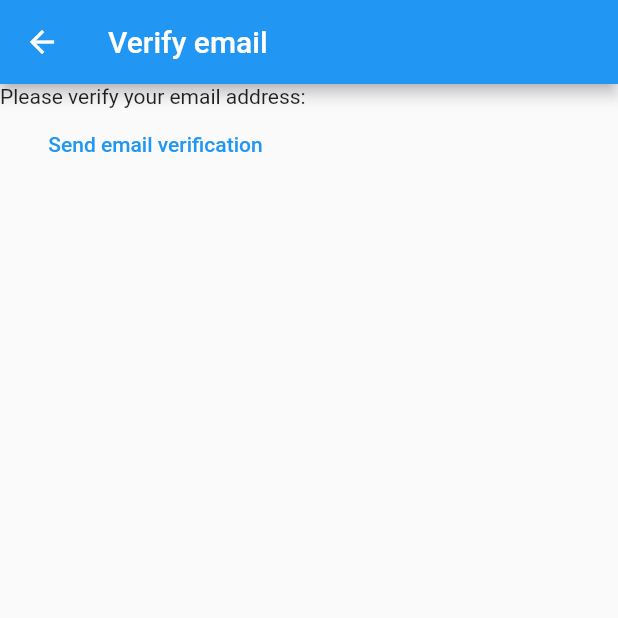
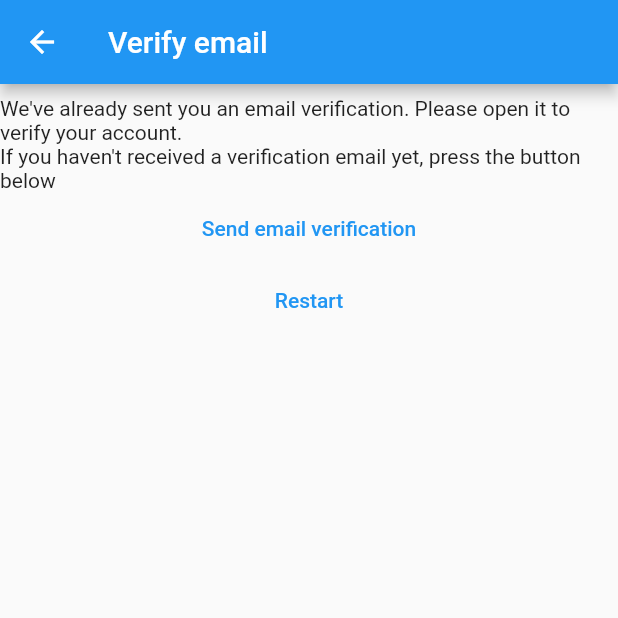
Before and after one commit to Mldamico/taking-notes-flutter, a Flutter app: the VerifyEmailView screen opened directly, on a phone screen of 412 x 824 dp, the top half of it. Run offline on Flutter 3.47's test engine with Material 2 defaults, Android fonts, the phone set to English and light mode, and no system bars; our stand-ins replace firebase_auth, firebase_core; accounts and stored records are empty; generated files the repository leaves out were written again.

Commit message:
move to verify user if the user hadn't confirmed

```diff
--- a/lib/constants/routes.dart
+++ b/lib/constants/routes.dart
@@ -1,3 +1,4 @@
 const loginRoute = '/login/';
 const registerRoute = '/register/';
 const notesRoute = '/notes/';
+const verifyEmailRoute = '/verify-email/';
--- a/lib/main.dart
+++ b/lib/main.dart
@@ -25,6 +25,7 @@ class MyApp extends StatelessWidget {
         loginRoute: (context) => const LoginView(),
         registerRoute: (context) => const RegisterView(),
         notesRoute: (context) => const NotesView(),
+        verifyEmailRoute: (context) => const VerifyEmailView(),
       },
     );
   }
--- a/lib/views/verify_email_view.dart
+++ b/lib/views/verify_email_view.dart
@@ -1,5 +1,6 @@
 import 'package:firebase_auth/firebase_auth.dart';
 import 'package:flutter/material.dart';
+import 'package:mynotes/constants/routes.dart';
 
 class VerifyEmailView extends StatefulWidget {
   const VerifyEmailView({super.key});
@@ -17,7 +18,15 @@ class _VerifyEmailViewState extends State<VerifyEmailView> {
       ),
       body: Column(
         children: [
-          const Text("Please verify your email address: "),
+          const Padding(
+            padding: EdgeInsets.only(top: 8.0),
+            child: Text(
+              "We've already sent you an email verification. Please open it to verify your account.",
+            ),
+          ),
+          const Text(
+            "If you haven't received a verification email yet, press the button below ",
+          ),
           TextButton(
             onPressed: () async {
               final user = FirebaseAuth.instance.currentUser;
@@ -25,6 +34,15 @@ class _VerifyEmailViewState extends State<VerifyEmailView> {
             },
             child: const Text("Send email verification"),
           ),
+          TextButton(
+            onPressed: () async {
+              await FirebaseAuth.instance.signOut();
+              if (!mounted) return;
+              Navigator.of(context)
+                  .pushNamedAndRemoveUntil(registerRoute, (route) => false);
+            },
+            child: const Text("Restart"),
+          ),
         ],
       ),
     );
```
Also changed, not shown: lib/views/login_view.dart (+11 -5 lines), lib/views/register_view.dart (+13 -4 lines).
